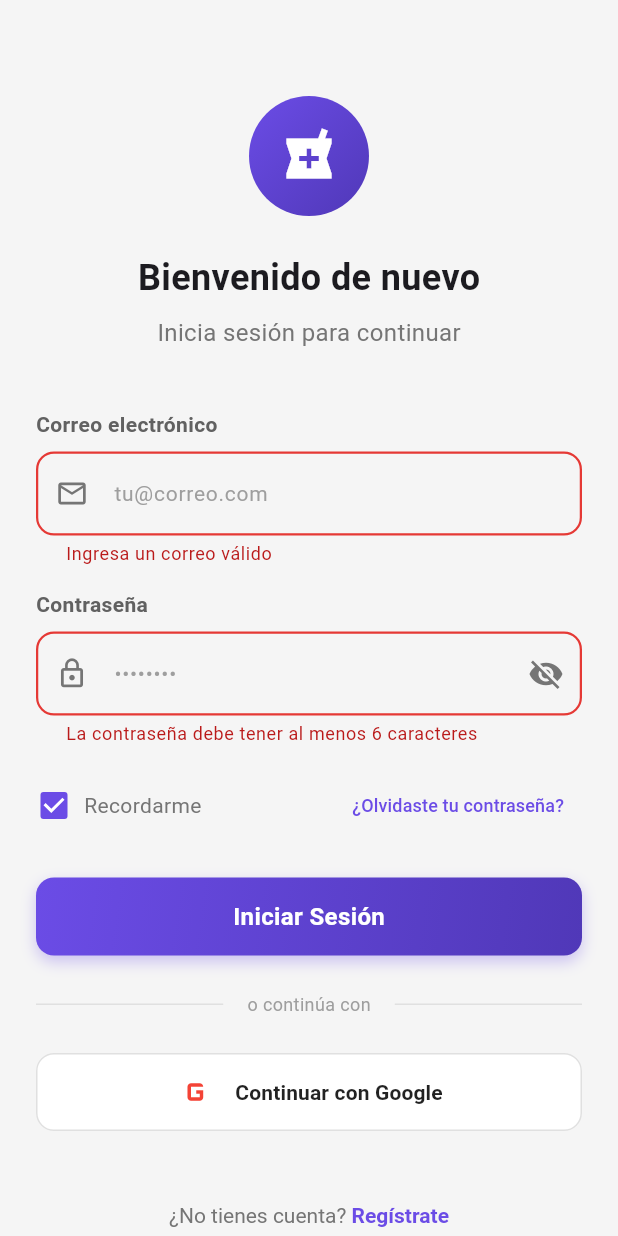
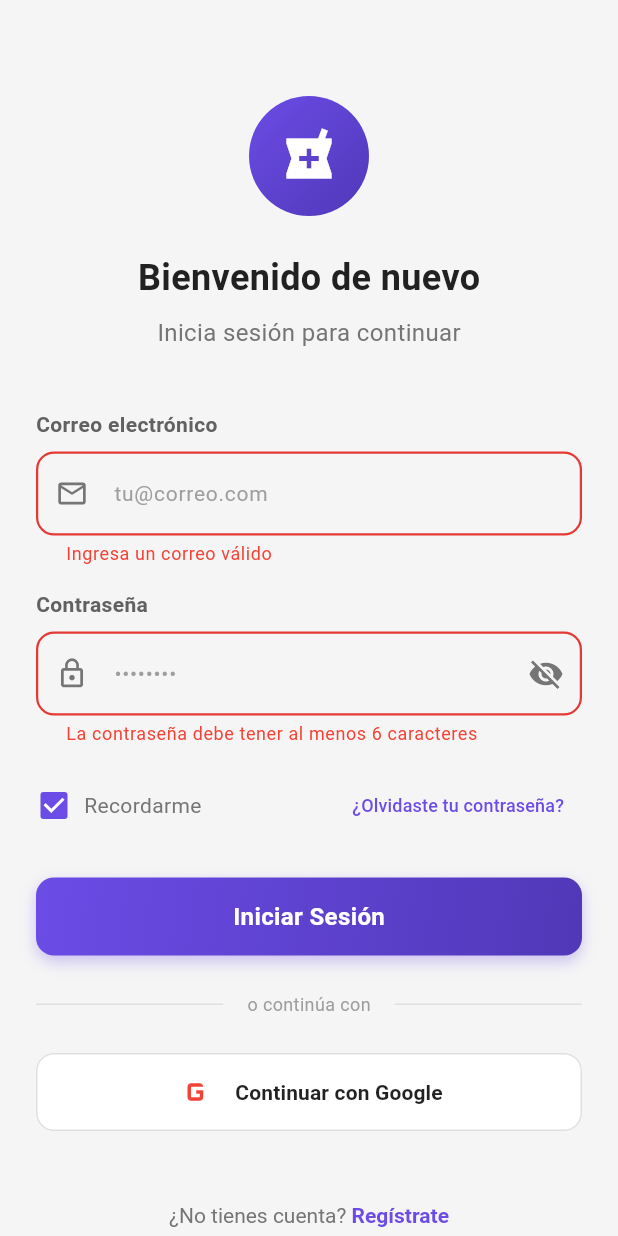
Before and after one commit to CariolaFlex/farmateca, a Flutter app: the screen it shows after launch, after a tap on "Saltar", after a tap on "Iniciar Sesión", on a phone screen of 412 x 824 dp. Run offline on Flutter 3.47's test engine with Material 3 defaults, Android fonts, the phone set to English and light mode, and no system bars; our stand-ins replace animate_do, cloud_firestore, firebase_auth, firebase_core, shared_preferences, sqflite; accounts and stored records are empty.

Commit message:
feat: actualizar main.dart para usar AppConfig y AppTheme v0.9.0

```diff
--- a/lib/main.dart
+++ b/lib/main.dart
@@ -4,21 +4,24 @@ import 'package:flutter/material.dart';
 import 'package:provider/provider.dart';
 import 'package:firebase_core/firebase_core.dart';
 
+import 'config/app_config.dart';
 import 'providers/auth_provider.dart';
 import 'providers/onboarding_provider.dart';
 import 'providers/theme_provider.dart';
 import 'screens/splash_screen.dart';
-import 'utils/constants.dart';
+import 'utils/app_theme.dart';
 import 'test_json_parse.dart';
 
 void main() async {
   WidgetsFlutterBinding.ensureInitialized();
 
-  // 1. Inicializar Firebase PRIMERO
+  // 1. Inicializar Firebase
   await Firebase.initializeApp();
 
-  // 2. Test del JSON (temporal para desarrollo)
-  await testJsonParse();
+  // 2. Test del JSON (solo si debugMode está activo)
+  if (AppConfig.debugMode && AppConfig.showJsonParseLog) {
+    await testJsonParse();
+  }
 
   // 3. Ejecutar la app
   runApp(const MyApp());
@@ -31,25 +34,18 @@ class MyApp extends StatelessWidget {
   Widget build(BuildContext context) {
     return MultiProvider(
       providers: [
-        // Providers de autenticación y onboarding
         ChangeNotifierProvider(create: (_) => AuthProvider()),
         ChangeNotifierProvider(create: (_) => OnboardingProvider()),
-        // Provider de tema (REQUERIDO por HomeScreen y SettingsScreen)
         ChangeNotifierProvider(create: (_) => ThemeProvider()),
       ],
-      // Consumer para reaccionar a cambios de tema
       child: Consumer<ThemeProvider>(
         builder: (context, themeProvider, child) {
           return MaterialApp(
-            title: 'Farmateca Chile',
+            title: AppConfig.appName,
             debugShowCheckedModeBanner: false,
-
-            // Temas
-            theme: AppThemes.lightTheme,
-            darkTheme: AppThemes.darkTheme,
+            theme: AppTheme.lightTheme,
+            darkTheme: AppTheme.darkTheme,
             themeMode: themeProvider.themeMode,
-
-            // Pantalla inicial
             home: const SplashScreen(),
           );
         },
```
